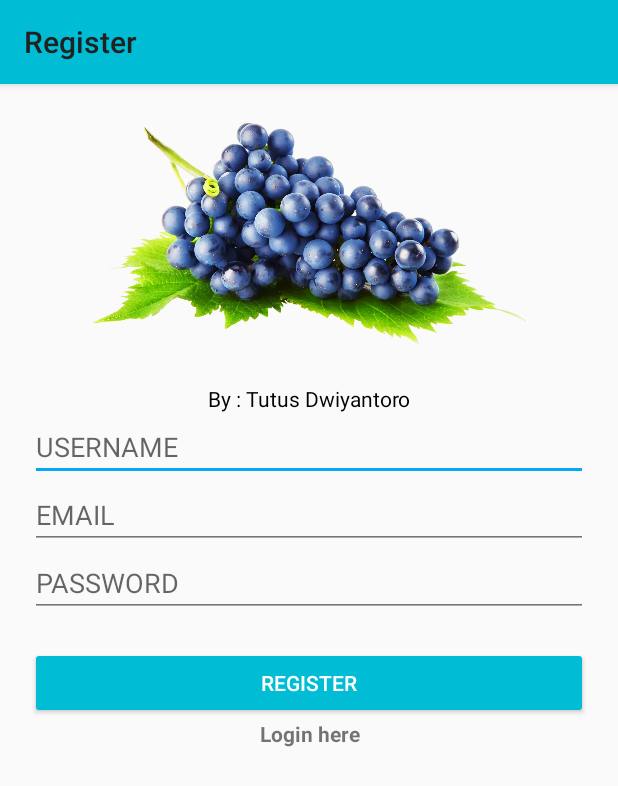
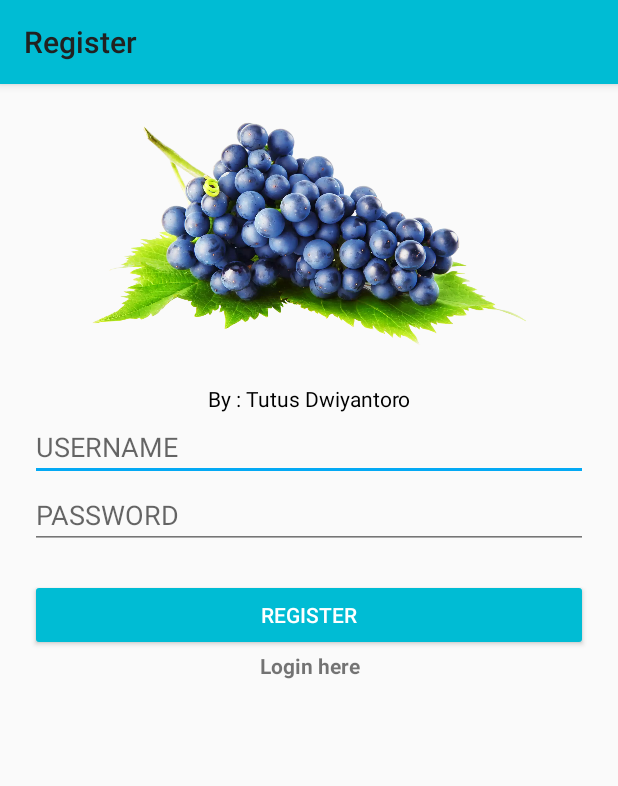
Before and after one commit to fadhilyori/sistempakaranggur, an Android app: the RegisterActivity screen opened directly, with no data from a screen before it, on a phone screen of 412 x 824 dp. Shown: the top 786 px of the screen. Run offline under Robolectric (Android 15) with nearby library versions, the phone set to English and light mode, and no system bars; our stand-ins replace ButterKnife.

Commit message:
delete email param

```diff
--- a/app/src/main/res/layout/activity_register.xml
+++ b/app/src/main/res/layout/activity_register.xml
@@ -29,12 +29,6 @@
         android:inputType="text"
         android:hint="@string/username"/>
     <EditText
-        android:id="@+id/edt_email"
-        android:layout_width="match_parent"
-        android:layout_height="wrap_content"
-        android:inputType="textEmailAddress"
-        android:hint="@string/email"/>
-    <EditText
         android:id="@+id/edt_password"
         android:layout_width="match_parent"
         android:layout_height="wrap_content"
```
